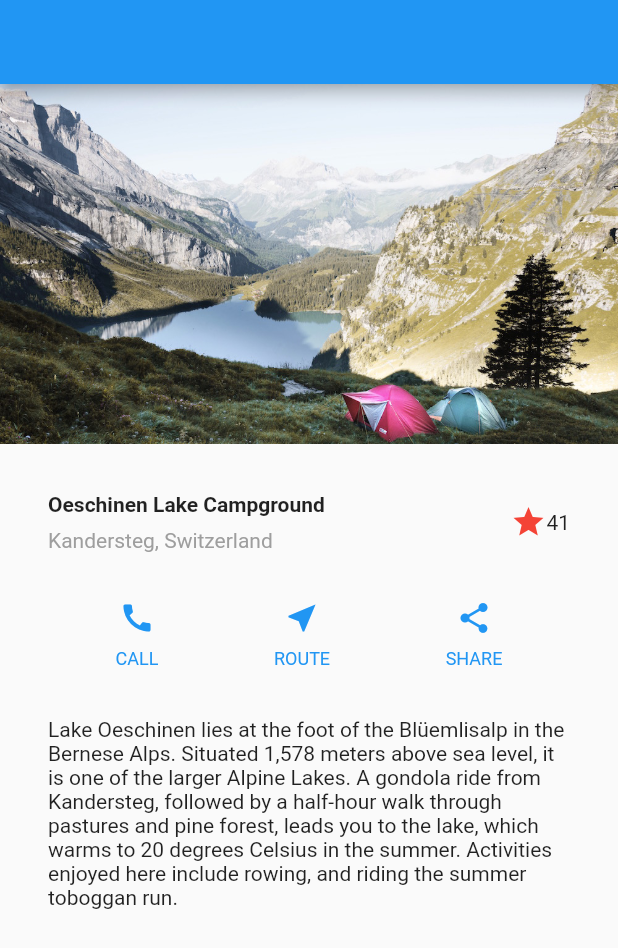
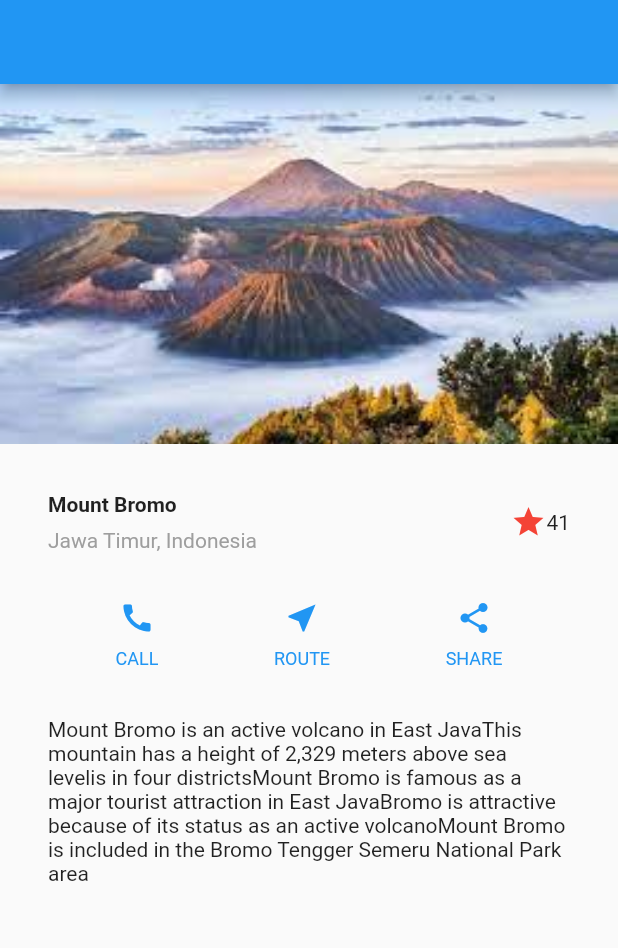
Before and after one commit to ditaana14/Material-Widget, a Flutter app: the screen it shows after launch, on a phone screen of 412 x 824 dp. Shown: the top 948 px of the screen. Run offline on Flutter 3.47's test engine with Material 2 defaults, Android fonts, the phone set to English and light mode, and no system bars.

Commit message:
first commit

```diff
--- a/lib/home_page.dart
+++ b/lib/home_page.dart
@@ -29,14 +29,14 @@ class HomePage extends StatelessWidget {
                       Container(
                         padding: const EdgeInsets.only(bottom: 8),
                         child: const Text(
-                          'Oeschinen Lake Campground',
+                          'Mount Bromo',
                           style: TextStyle(
                             fontWeight: FontWeight.bold,
                           ),
                         ),
                       ),
                       Text(
-                        'Kandersteg, Switzerland',
+                        'Jawa Timur, Indonesia',
                         style: TextStyle(
                           color: Colors.grey[500],
                         ),
@@ -117,12 +117,12 @@ class HomePage extends StatelessWidget {
           const Padding(
             padding: EdgeInsets.all(32),
             child: Text(
-              'Lake Oeschinen lies at the foot of the Blüemlisalp in the Bernese '
-              'Alps. Situated 1,578 meters above sea level, it is one of the '
-              'larger Alpine Lakes. A gondola ride from Kandersteg, followed by a '
-              'half-hour walk through pastures and pine forest, leads you to the '
-              'lake, which warms to 20 degrees Celsius in the summer. Activities '
-              'enjoyed here include rowing, and riding the summer toboggan run.',
+              'Mount Bromo is an active volcano in East Java'
+              'This mountain has a height of 2,329 meters above sea level'
+              'is in four districts'
+              'Mount Bromo is famous as a major tourist attraction in East Java'
+              'Bromo is attractive because of its status as an active volcano'
+              'Mount Bromo is included in the Bromo Tengger Semeru National Park area',
               softWrap: true,
             ),
           ),
```
Also changed, not shown: images/image.jpg.
